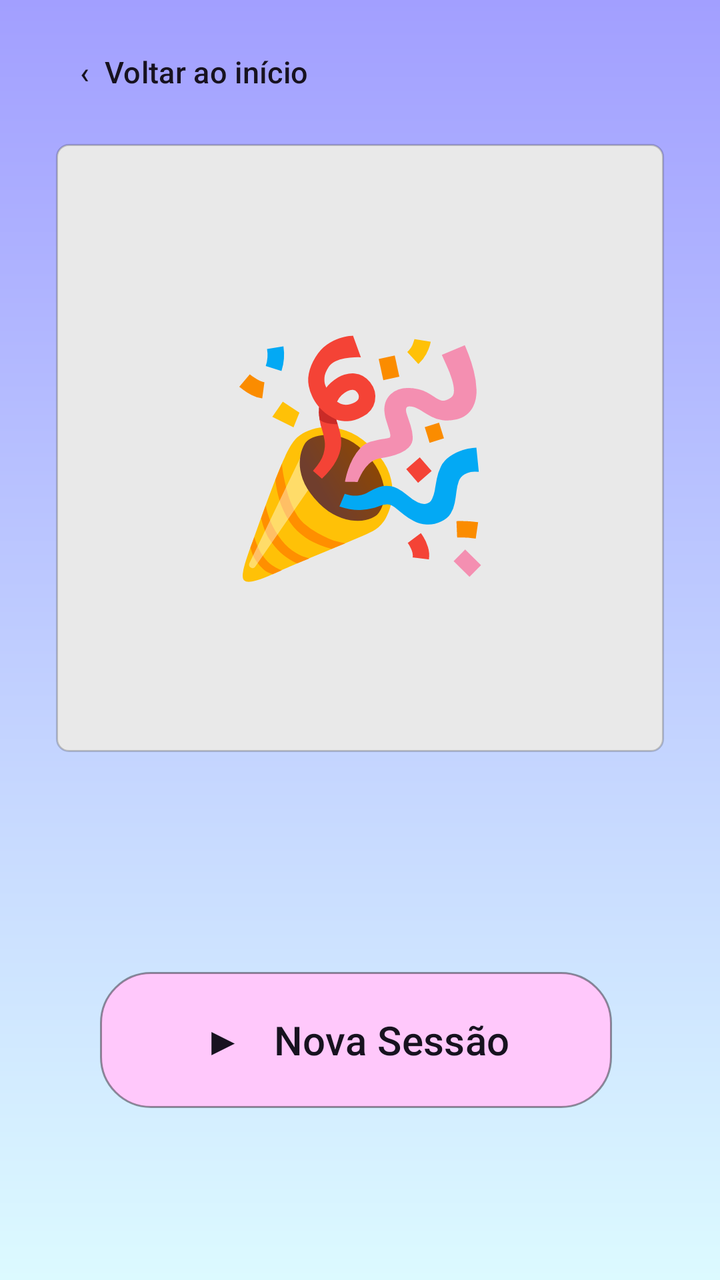
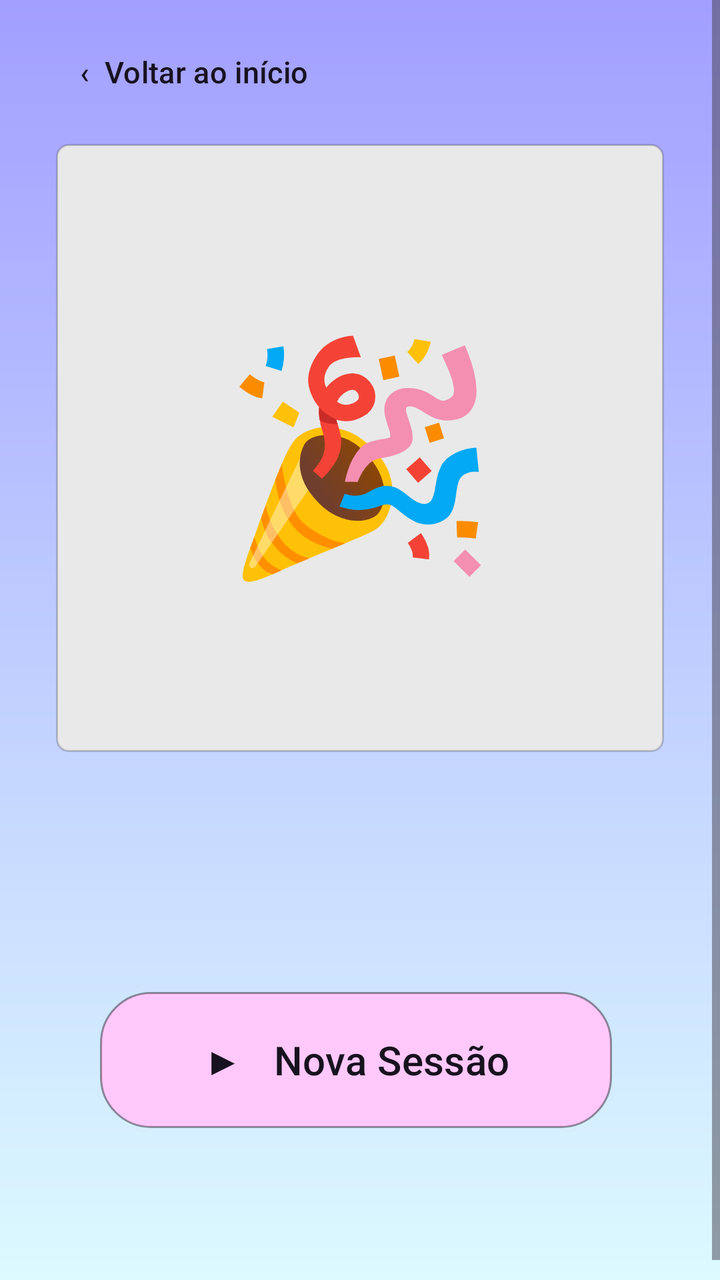

Before-and-after screenshots of an Android layout around one commit, followed by the original layout XML and the change that was made.
<!-- AndroidManifest.xml: application theme Theme.FocaAi -->
<!-- res/layout/activity_descanso_concluido.xml -->
<?xml version="1.0" encoding="utf-8"?>
<androidx.constraintlayout.widget.ConstraintLayout xmlns:android="http://schemas.android.com/apk/res/android"
    xmlns:app="http://schemas.android.com/apk/res-auto"
    xmlns:tools="http://schemas.android.com/tools"
    android:id="@+id/main"
    android:layout_width="match_parent"
    android:layout_height="match_parent"
    android:background="@drawable/bg_foca_gradient"
    tools:context=".activities.DescansoConcluidoActivity">

    <Button
        android:id="@+id/btnVoltarConcluido"
        android:layout_width="wrap_content"
        android:layout_height="48dp"
        android:layout_marginStart="16dp"
        android:layout_marginTop="12dp"
        android:background="@android:color/transparent"
        android:text="‹  Voltar ao início"
        android:textAllCaps="false"
        android:textColor="@color/foca_text"
        android:textSize="15sp"
        app:backgroundTint="@null"
        app:layout_constraintStart_toStartOf="parent"
        app:layout_constraintTop_toTopOf="parent" />

    <TextView
        android:id="@+id/txtIlustracaoDescansoConcluido"
        android:layout_width="304dp"
        android:layout_height="304dp"
        android:layout_marginTop="72dp"
        android:background="@drawable/card_foca"
        android:gravity="center"
        android:text="🎉"
        android:textSize="112sp"
        app:layout_constraintTop_toTopOf="parent"
        app:layout_constraintStart_toStartOf="parent"
        app:layout_constraintEnd_toEndOf="parent" />

    <TextView
        android:id="@+id/txtMensagemDescansoConcluido"
        android:layout_width="0dp"
        android:layout_height="wrap_content"
        android:layout_marginStart="28dp"
        android:layout_marginTop="28dp"
        android:layout_marginEnd="28dp"
        android:gravity="center"
        android:textColor="@color/foca_text"
        android:textSize="23sp"
        app:layout_constraintEnd_toEndOf="parent"
        app:layout_constraintStart_toStartOf="parent"
        app:layout_constraintTop_toBottomOf="@id/txtIlustracaoDescansoConcluido" />

    <Button
        android:id="@+id/btnNovaSessao"
        android:layout_width="0dp"
        android:layout_height="68dp"
        android:layout_marginStart="50dp"
        android:layout_marginEnd="54dp"
        android:layout_marginBottom="86dp"
        android:background="@drawable/button_foca_pink"
        android:text="▶   Nova Sessão"
        android:textAllCaps="false"
        android:textColor="@color/foca_text"
        android:textSize="20sp"
        app:backgroundTint="@null"
        app:layout_constraintBottom_toBottomOf="parent"
        app:layout_constraintStart_toStartOf="parent"
        app:layout_constraintEnd_toEndOf="parent" />

</androidx.constraintlayout.widget.ConstraintLayout>
<!-- resources referenced by this layout -->
<resources>
  <color name="foca_text">#17121F</color>
  <!-- drawable bg_foca_gradient (drawable) -->
  <?xml version="1.0" encoding="utf-8"?>
  <shape xmlns:android="http://schemas.android.com/apk/res/android" android:shape="rectangle">
      <gradient android:angle="270" android:startColor="#A29FFF" android:endColor="#DCFAFF" android:type="linear" />
  </shape>
  <!-- drawable button_foca_pink (drawable) -->
  <?xml version="1.0" encoding="utf-8"?>
  <shape xmlns:android="http://schemas.android.com/apk/res/android" android:shape="rectangle">
      <solid android:color="#FFC8FB" />
      <corners android:radius="25dp" />
      <stroke android:width="1dp" android:color="#66000000" />
  </shape>
  <!-- drawable card_foca (drawable) -->
  <?xml version="1.0" encoding="utf-8"?>
  <shape xmlns:android="http://schemas.android.com/apk/res/android" android:shape="rectangle">
      <solid android:color="#E9E9E9" />
      <corners android:radius="6dp" />
      <stroke android:width="1dp" android:color="#33000000" />
  </shape>
  <style name="Theme.FocaAi" parent="Base.Theme.FocaAi" />
  <style name="Base.Theme.FocaAi" parent="Theme.Material3.DayNight.NoActionBar">
          
          
      </style>
</resources>

<!-- the commit's change to res/layout/activity_descanso_concluido.xml (unified diff, before → after) -->
@@ -1,11 +1,18 @@
 <?xml version="1.0" encoding="utf-8"?>
-<androidx.constraintlayout.widget.ConstraintLayout xmlns:android="http://schemas.android.com/apk/res/android"
-    xmlns:app="http://schemas.android.com/apk/res-auto"
-    xmlns:tools="http://schemas.android.com/tools"
+<ScrollView xmlns:android="http://schemas.android.com/apk/res/android"
     android:id="@+id/main"
     android:layout_width="match_parent"
     android:layout_height="match_parent"
     android:background="@drawable/bg_foca_gradient"
+    android:fillViewport="true"
+    android:clipToPadding="false"
+    android:scrollbars="vertical">
+<androidx.constraintlayout.widget.ConstraintLayout xmlns:android="http://schemas.android.com/apk/res/android"
+    xmlns:app="http://schemas.android.com/apk/res-auto"
+    xmlns:tools="http://schemas.android.com/tools"
+    android:layout_width="match_parent" android:minHeight="650dp"
+    android:layout_height="wrap_content"
+   
     tools:context=".activities.DescansoConcluidoActivity">
 
     <Button
@@ -67,4 +74,6 @@
         app:layout_constraintStart_toStartOf="parent"
         app:layout_constraintEnd_toEndOf="parent" />
 
+
 </androidx.constraintlayout.widget.ConstraintLayout>
+</ScrollView>
